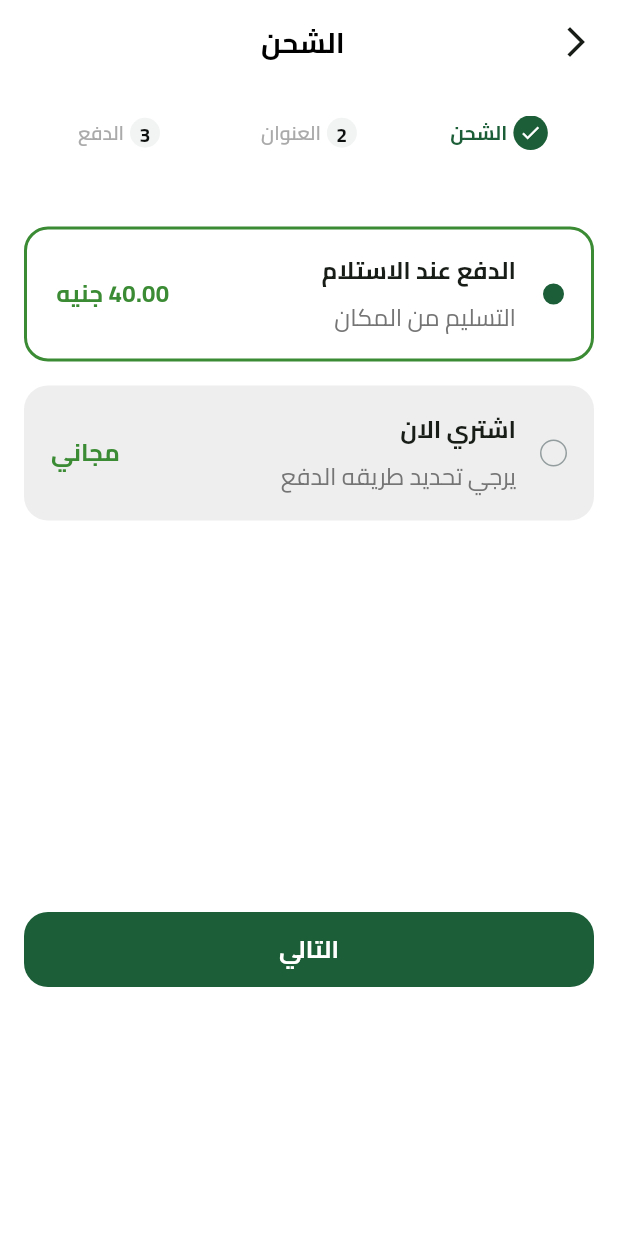
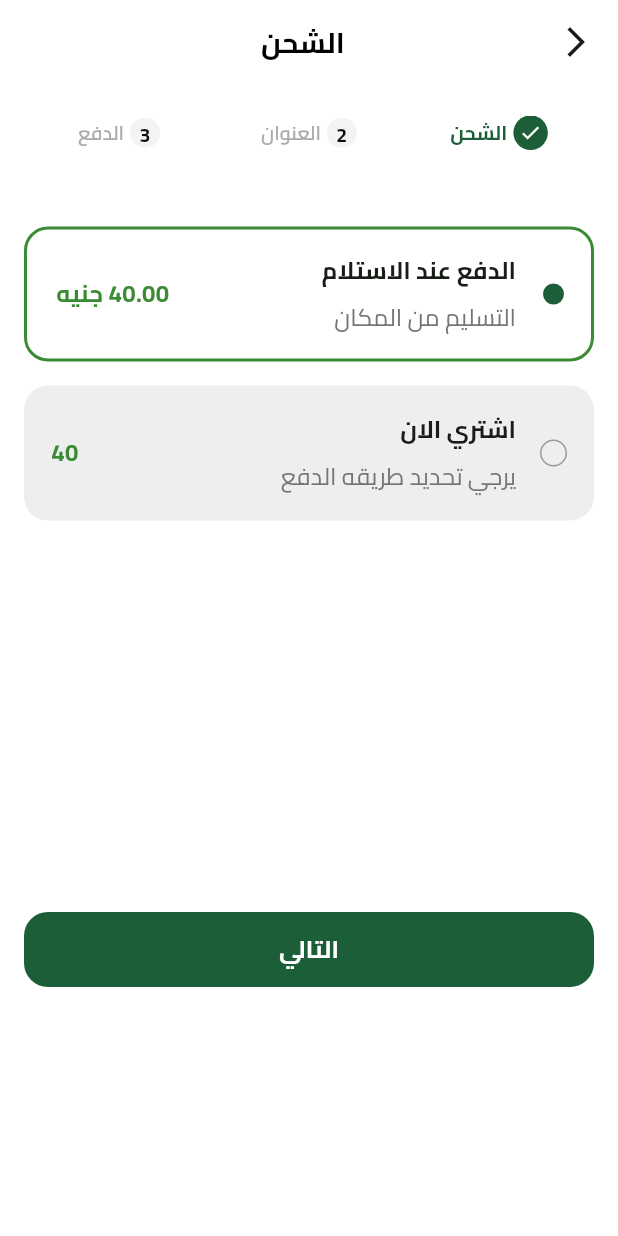
Before and after one commit to FlutterSmith/E-FruitsHub, a Flutter app: the CheckoutView screen opened directly with empty values, on a phone screen of 412 x 824 dp. Run offline on Flutter 3.47's test engine with Material 3 defaults, Android fonts, the phone set to English and light mode, and no system bars; our stand-ins replace bloc, cached_network_image, cloud_firestore, dartz, dots_indicator, firebase_auth and 7 more; missing offline and left inert: svg_flutter; accounts and stored records are empty; project files that could hold a hidden picture were left out.

Commit message:
feat: Update checkout process to use CartEntity and upgrade provider package to version 6.1.4

```diff
--- a/lib/core/helper/on_generate_routes.dart
+++ b/lib/core/helper/on_generate_routes.dart
@@ -2,6 +2,7 @@ import 'package:flutter/material.dart';
 import 'package:fruits_hub/features/auth/presentation/views/login_view.dart';
 import 'package:fruits_hub/features/auth/presentation/views/signup_view.dart';
 import 'package:fruits_hub/features/checkout/presentation/views/checkout_view.dart';
+import 'package:fruits_hub/features/home/domain/entites/cart_entity.dart';
 import 'package:fruits_hub/features/home/domain/entites/cart_item_entity.dart';
 import 'package:fruits_hub/features/on_boarding/presentation/views/on_boarding_view.dart';
 import 'package:fruits_hub/features/splash/presentation/views/splash_view.dart';
@@ -22,7 +23,7 @@ Route<dynamic> onGenerateRoutes(RouteSettings settings) {
     case CheckoutView.routeName:
       return MaterialPageRoute(
         builder: (context) => CheckoutView(
-          cartItems: settings.arguments as List<CartItemEntity>,
+          cartEntity: settings.arguments as CartEntity,
         ),
       );
     case OnBoardingView.routeName:
--- a/lib/features/checkout/domain/entites/order_entity.dart
+++ b/lib/features/checkout/domain/entites/order_entity.dart
@@ -1,10 +1,11 @@
 import 'package:fruits_hub/features/checkout/domain/entites/shipping_address_entity.dart';
+import 'package:fruits_hub/features/home/domain/entites/cart_entity.dart';
 import 'package:fruits_hub/features/home/domain/entites/cart_item_entity.dart';
 
 class OrderEntity {
-  final List<CartItemEntity> cartItems;
-  final bool payWithCash;
-  final ShippingAddressEntity shippingAddressEntity;
+  final CartEntity cartEntity;
+  final bool? payWithCash;
+  final ShippingAddressEntity? shippingAddressEntity;
 
-  OrderEntity(this.cartItems, this.payWithCash, this.shippingAddressEntity);
+  OrderEntity(this.cartEntity, {this.payWithCash, this.shippingAddressEntity});
 }
--- a/lib/features/checkout/presentation/views/checkout_view.dart
+++ b/lib/features/checkout/presentation/views/checkout_view.dart
@@ -1,13 +1,16 @@
 import 'package:fruits_hub/core/widgets/build_custom_app_bar.dart';
 import 'package:fruits_hub/exports.dart';
+import 'package:fruits_hub/features/checkout/domain/entites/order_entity.dart';
 import 'package:fruits_hub/features/checkout/presentation/views/widgets/checkout_view_body.dart';
+import 'package:fruits_hub/features/home/domain/entites/cart_entity.dart';
 import 'package:fruits_hub/features/home/domain/entites/cart_item_entity.dart';
+import 'package:provider/provider.dart';
 
 class CheckoutView extends StatefulWidget {
   static const String routeName = 'checkout_view';
-  final List<CartItemEntity> cartItems;
+  final CartEntity cartEntity;
 
-  const CheckoutView({super.key, required this.cartItems});
+  const CheckoutView({super.key, required this.cartEntity});
 
   @override
   State<CheckoutView> createState() => _CheckoutViewState();
@@ -17,7 +20,6 @@ class _CheckoutViewState extends State<CheckoutView> {
   static const _defaultTitle = '  الشحن';
 
   String _currentTitle = _defaultTitle;
-
 
   void _updateTitle(String newTitle) {
     setState(() {
@@ -32,8 +34,11 @@ class _CheckoutViewState extends State<CheckoutView> {
         context,
         title: _currentTitle,
       ),
-      body: CheckoutViewBody(
-        onStepChanged: _updateTitle,
+      body: Provider.value(
+        value: OrderEntity(widget.cartEntity),
+        child: CheckoutViewBody(
+          onStepChanged: _updateTitle,
+        ),
       ),
     );
   }
--- a/lib/features/checkout/presentation/views/widgets/shipping_section.dart
+++ b/lib/features/checkout/presentation/views/widgets/shipping_section.dart
@@ -1,5 +1,6 @@
 import 'package:flutter/material.dart';
 import 'package:fruits_hub/exports.dart';
+import 'package:fruits_hub/features/checkout/domain/entites/order_entity.dart';
 import 'package:fruits_hub/features/checkout/presentation/views/widgets/shipping_item.dart';
 import 'package:fruits_hub/features/checkout/presentation/views/widgets/checkout_view_body.dart';
 
@@ -58,7 +59,8 @@ class _ShippingSectionState extends State<ShippingSection> {
   Widget _buildBuyNowOption() {
     return ShippingItem(
       title: 'اشتري الان',
-      price: 'مجاني',
+      price: (context.read<OrderEntity>().cartEntity.getTotalPrice() + 40)
+          .toString(),
       isSelected: !isCashOnDeliverySelected,
       subtitle: 'يرجي تحديد طريقه الدفع',
       onTap: () => _toggleShippingOption(false),
--- a/lib/features/home/presentation/views/widgets/cart_view_body.dart
+++ b/lib/features/home/presentation/views/widgets/cart_view_body.dart
@@ -253,7 +253,7 @@ class _CartViewBodyState extends State<CartViewBody>
                   }
                 : () {
                     Navigator.pushNamed(context, CheckoutView.routeName,
-                    arguments: cartItems);
+                        arguments: context.read<CartCubit>().cartEntity);
                   },
             text: cartItems.isEmpty
                 ? 'السلة فارغة'
--- a/pubspec.yaml
+++ b/pubspec.yaml
@@ -49,6 +49,7 @@ dependencies:
   skeletonizer: ^1.4.3
   svg_flutter: ^0.0.1
   animate_do: ^3.1.2
+  provider: ^6.1.4
 
 dev_dependencies:
   dots_indicator: ^3.0.0
```
Also changed, not shown: pubspec.lock, 1 other file.
